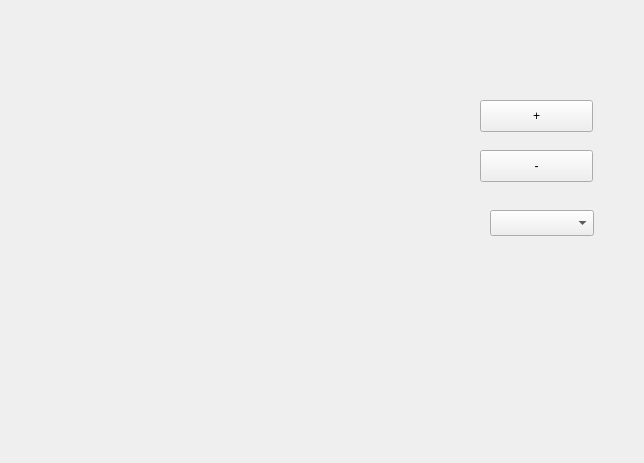
The window that file.ui (KolesnikovaEk/apiproject) describes before a commit, drawn with Qt 5.
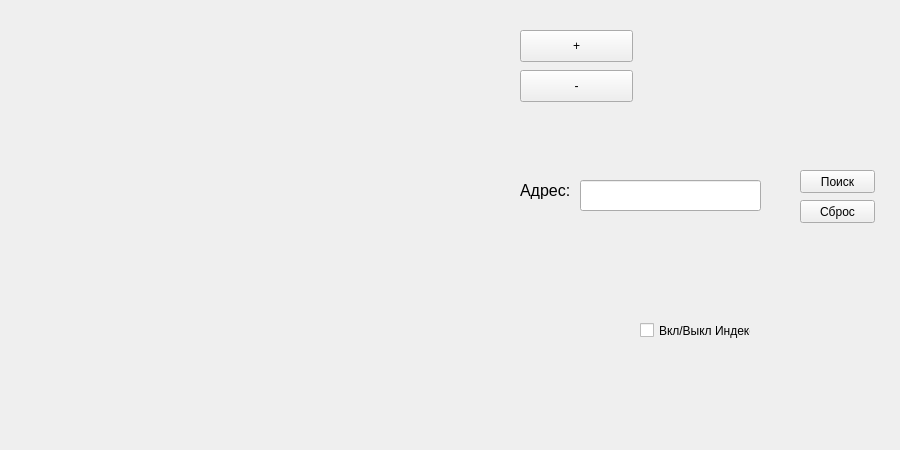
The same window after the commit.

```diff
--- a/file.ui
+++ b/file.ui
@@ -6,8 +6,8 @@
    <rect>
     <x>0</x>
     <y>0</y>
-    <width>644</width>
-    <height>463</height>
+    <width>900</width>
+    <height>450</height>
    </rect>
   </property>
   <property name="windowTitle">
@@ -16,8 +16,8 @@
   <widget class="QLabel" name="image">
    <property name="geometry">
     <rect>
-     <x>20</x>
-     <y>80</y>
+     <x>30</x>
+     <y>50</y>
      <width>451</width>
      <height>311</height>
     </rect>
@@ -29,8 +29,8 @@
   <widget class="QPushButton" name="pushButton_down">
    <property name="geometry">
     <rect>
-     <x>480</x>
-     <y>100</y>
+     <x>520</x>
+     <y>30</y>
      <width>113</width>
      <height>32</height>
     </rect>
@@ -42,8 +42,8 @@
   <widget class="QPushButton" name="pushButton_up">
    <property name="geometry">
     <rect>
-     <x>480</x>
-     <y>150</y>
+     <x>520</x>
+     <y>70</y>
      <width>113</width>
      <height>32</height>
     </rect>
@@ -52,14 +52,103 @@
     <string>-</string>
    </property>
   </widget>
-  <widget class="QComboBox" name="comboBox">
+  <widget class="QLineEdit" name="findline">
    <property name="geometry">
     <rect>
-     <x>490</x>
-     <y>210</y>
-     <width>104</width>
-     <height>26</height>
+     <x>580</x>
+     <y>180</y>
+     <width>181</width>
+     <height>31</height>
     </rect>
+   </property>
+   <property name="text">
+    <string/>
+   </property>
+  </widget>
+  <widget class="QLabel" name="label">
+   <property name="geometry">
+    <rect>
+     <x>520</x>
+     <y>180</y>
+     <width>61</width>
+     <height>21</height>
+    </rect>
+   </property>
+   <property name="font">
+    <font>
+     <pointsize>12</pointsize>
+    </font>
+   </property>
+   <property name="text">
+    <string>Адрес:</string>
+   </property>
+  </widget>
+  <widget class="QPushButton" name="findbutton">
+   <property name="geometry">
+    <rect>
+     <x>800</x>
+     <y>170</y>
+     <width>75</width>
+     <height>23</height>
+    </rect>
+   </property>
+   <property name="text">
+    <string>Поиск</string>
+   </property>
+  </widget>
+  <widget class="QPushButton" name="deletebutton">
+   <property name="geometry">
+    <rect>
+     <x>800</x>
+     <y>200</y>
+     <width>75</width>
+     <height>23</height>
+    </rect>
+   </property>
+   <property name="text">
+    <string>Сброс</string>
+   </property>
+  </widget>
+  <widget class="QLabel" name="address">
+   <property name="geometry">
+    <rect>
+     <x>520</x>
+     <y>250</y>
+     <width>361</width>
+     <height>31</height>
+    </rect>
+   </property>
+   <property name="text">
+    <string/>
+   </property>
+  </widget>
+  <widget class="QLabel" name="index">
+   <property name="geometry">
+    <rect>
+     <x>520</x>
+     <y>280</y>
+     <width>361</width>
+     <height>31</height>
+    </rect>
+   </property>
+   <property name="text">
+    <string/>
+   </property>
+  </widget>
+  <widget class="QCheckBox" name="checkBox">
+   <property name="geometry">
+    <rect>
+     <x>640</x>
+     <y>320</y>
+     <width>111</width>
+     <height>21</height>
+    </rect>
+   </property>
+   <property name="text">
+    <string>Вкл/Выкл Индекс</string>
+   </property>
+   <property name="checked">
+    <bool>false</bool>
    </property>
   </widget>
  </widget>
```
